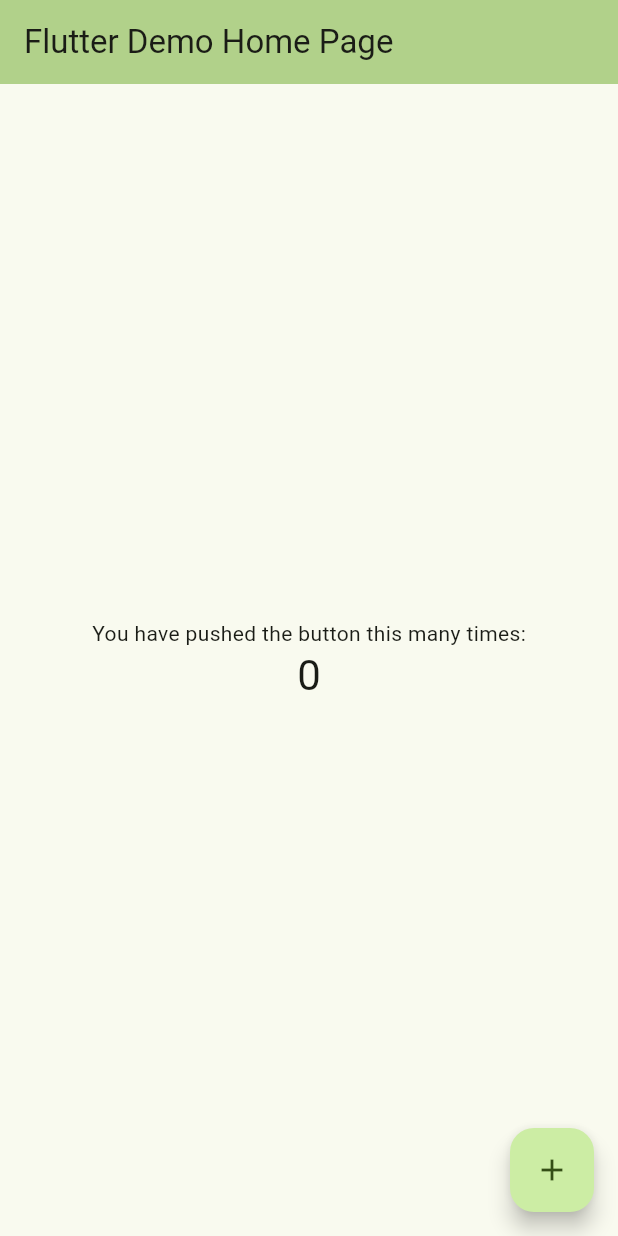
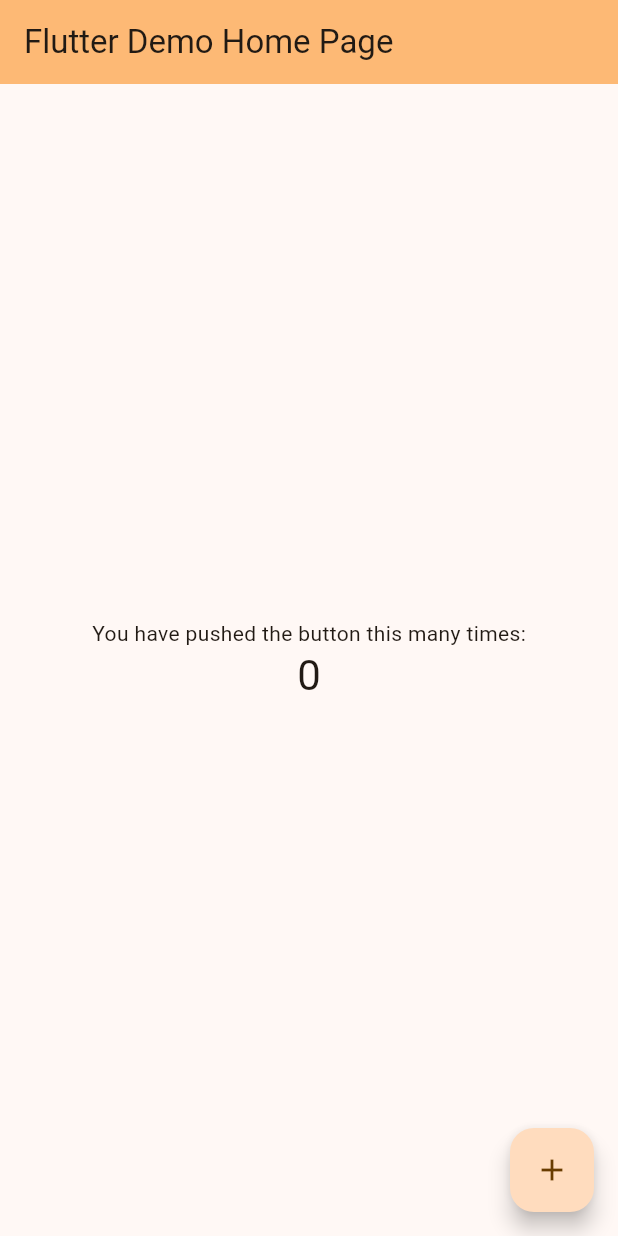
Before and after one commit to matias-fare-itti/flutter_demo, a Flutter app: the screen it shows after launch, on a phone screen of 412 x 824 dp. Run offline on Flutter 3.47's test engine with Material 3 defaults, Android fonts, the phone set to English and light mode, and no system bars.

Commit message:
Cambia color del back

```diff
--- a/lib/main.dart
+++ b/lib/main.dart
@@ -28,7 +28,7 @@ class MyApp extends StatelessWidget {
         //
         // This works for code too, not just values: Most code changes can be
         // tested with just a hot reload.
-        colorScheme: ColorScheme.fromSeed(seedColor: Colors.lightGreen),
+        colorScheme: ColorScheme.fromSeed(seedColor: Colors.orange),
         useMaterial3: true,
       ),
       home: const MyHomePage(title: 'Flutter Demo Home Page'),
```
